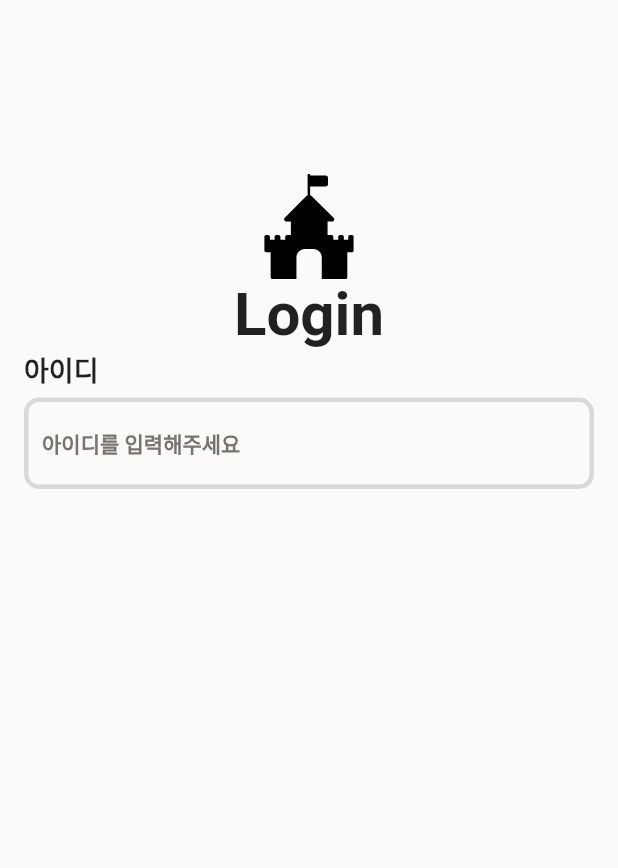
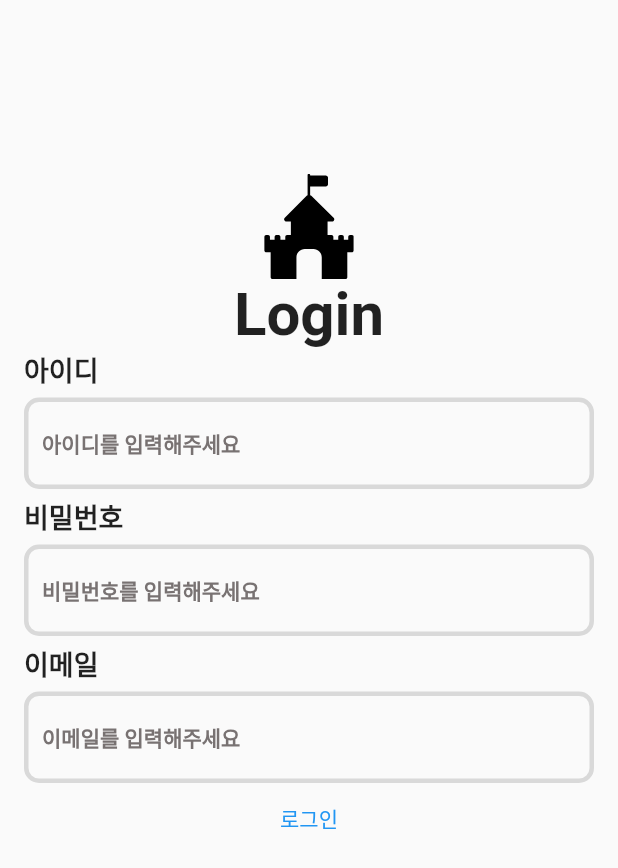
Before and after one commit to seong9566/Final-Test-App, a Flutter app: the screen it shows after launch, on a phone screen of 412 x 824 dp. Shown: the top 868 px of the screen. Run offline on Flutter 3.47's test engine with Material 2 defaults, Android fonts, the phone set to English and light mode, and no system bars; our stand-ins replace flutter_svg.

Commit message:
로그인 화면 완료

```diff
--- a/lib/components/custom_form.dart
+++ b/lib/components/custom_form.dart
@@ -1,10 +1,32 @@
+import 'package:final_test_app/components/custom_text_form_field.dart';
+import 'package:final_test_app/size.dart';
 import 'package:flutter/material.dart';
 
 class CustomForm extends StatelessWidget {
-  const CustomForm({super.key});
+  final _formKey = GlobalKey<FormState>(); // 글로벌 key
 
   @override
   Widget build(BuildContext context) {
-    return SizedBox();
+    return Form(
+      key: _formKey, // 해당 키로 Form의 상태를 관리 한다.
+      child: Column(
+        children: [
+          CustomTextFormField(text: "아이디"),
+          SizedBox(height: small_gap),
+          CustomTextFormField(text: "비밀번호"),
+          SizedBox(height: small_gap),
+          CustomTextFormField(text: "이메일"),
+          TextButton(
+            onPressed: () {
+              //Form에서 현재의 상태 값이 null이 아니라면 /home로 push 해준다.
+              if (_formKey.currentState!.validate()) {
+                Navigator.pushNamed(context, "/home");
+              }
+            },
+            child: Text("로그인"),
+          )
+        ],
+      ),
+    );
   }
 }
--- a/lib/components/custom_text_form_field.dart
+++ b/lib/components/custom_text_form_field.dart
@@ -17,7 +17,7 @@ class CustomTextFormField extends StatelessWidget {
         SizedBox(height: small_gap),
         TextFormField(
           //1. 값이 없으면 plase enter some text 경고 화면 표시
-          validator: (value) => value!.isEmpty ? "Please enter some text" : null,
+          validator: (value) => value!.isEmpty ? "${text}을 입력해주세요." : null, // 입력된 값은 value에 저장된다.
           // 2. 해당 textformfield가 비밀번호 입력 양식이라면 ***표시 처리 해줌.
           obscureText: text == "Password" ? true : false,
           decoration: InputDecoration(
--- a/lib/pages/login_page.dart
+++ b/lib/pages/login_page.dart
@@ -1,3 +1,4 @@
+import 'package:final_test_app/components/custom_form.dart';
 import 'package:final_test_app/components/custom_text_form_field.dart';
 import 'package:final_test_app/components/logo.dart';
 import 'package:final_test_app/size.dart';
@@ -16,7 +17,7 @@ class LoginPage extends StatelessWidget {
             children: [
               SizedBox(height: xlarge_gap),
               Logo(title: "Login"),
-              CustomTextFormField(text: "아이디"),
+              CustomForm(),
             ],
           ),
         ),
```
Also changed, not shown: lib/pages/home_page.dart (+16 -3 lines), 3 other files.
